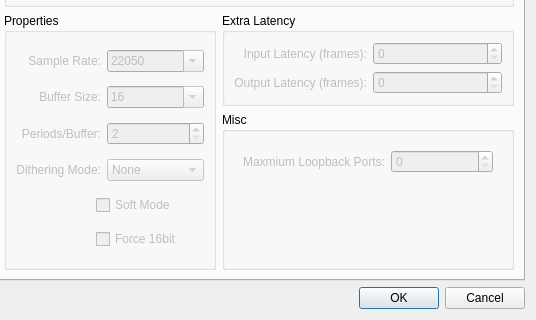
The window that src/ui/settings_jack.ui (falkTX/Cadence) describes before a commit, drawn with Qt 5; both pictures show x 144 to 680 and y 216 to 536 of the 680 by 536 pixel window.
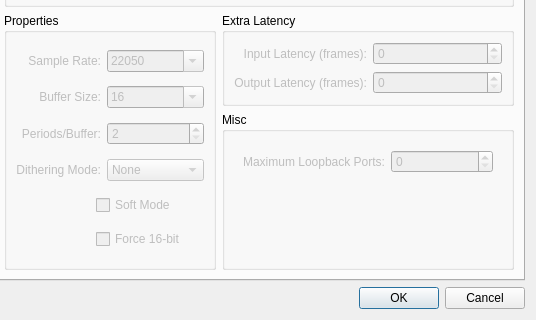
The same window after the commit. The open tabs and pages were chosen to show the change.

```diff
--- a/src/ui/settings_jack.ui
+++ b/src/ui/settings_jack.ui
@@ -1055,7 +1055,7 @@
                <string>Try 16-bit samples before 32-bit</string>
               </property>
               <property name="text">
-               <string>Force 16bit</string>
+               <string>Force 16-bit</string>
               </property>
              </widget>
             </item>
@@ -1325,7 +1325,7 @@
                  <string>Maximum number of loopback ports</string>
                 </property>
                 <property name="text">
-                 <string>Maxmium Loopback Ports:</string>
+                 <string>Maximum Loopback Ports:</string>
                 </property>
                 <property name="alignment">
                  <set>Qt::AlignRight|Qt::AlignTrailing|Qt::AlignVCenter</set>
```
Left out of the diff: 12 changed lines with no effect on the pictures.
